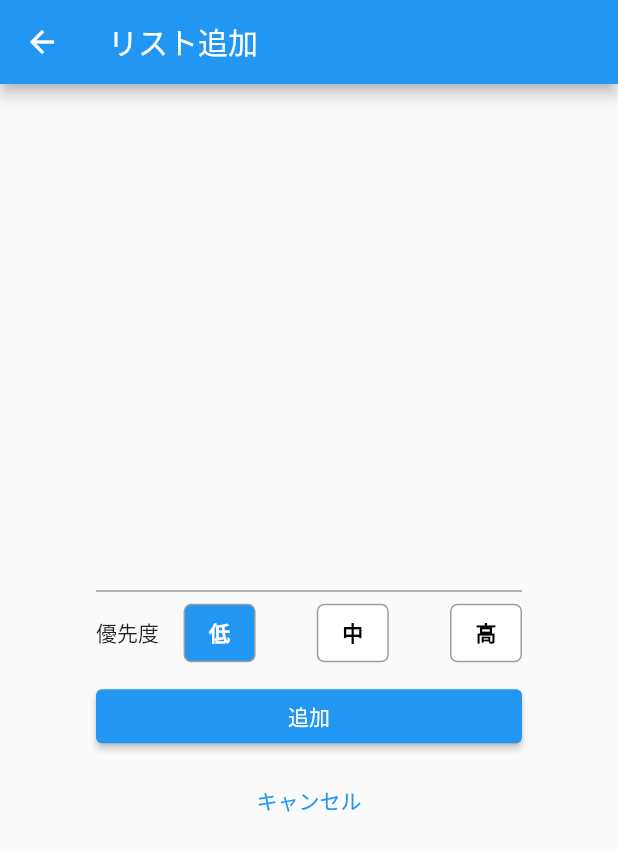
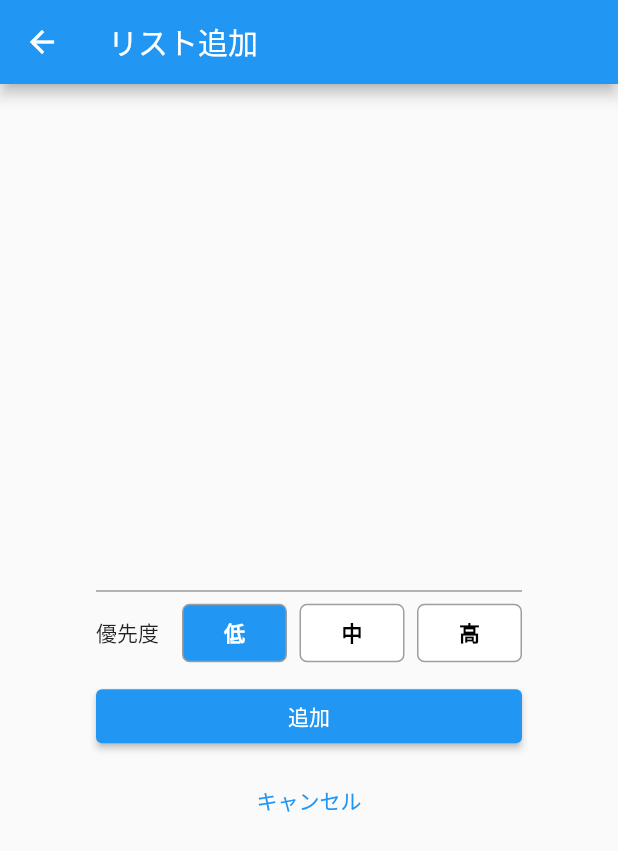
Before and after one commit to TakamuneSuda/todo-flutter, a Flutter app: the TodoAddPage screen opened directly, on a phone screen of 412 x 824 dp. Shown: the top 851 px of the screen. Run offline on Flutter 3.47's test engine with Material 2 defaults, Android fonts, the phone set to English and light mode, and no system bars; our stand-ins replace sqflite; missing offline and left inert: dart:ffi; accounts and stored records are empty.

Commit message:
ボタンのレイアウトを修正

```diff
--- a/todo/lib/main.dart
+++ b/todo/lib/main.dart
@@ -122,13 +122,12 @@ class _TodoAddPageState extends State<TodoAddPage>{
                 });
               },
             ),
-            const SizedBox(
-              height: 8,
-            ),
+            const SizedBox(height: 8,),
             Row(
               mainAxisAlignment: MainAxisAlignment.spaceBetween,
               children: [
                 Text('優先度'),
+                const SizedBox(width: 15,),
                 PriorityButton(
                   label: '低',
                   isSelected: _selectedPriority == TodoPriority.low,
@@ -260,9 +259,11 @@ class PriorityButton extends StatelessWidget {
           ),
           borderRadius: BorderRadius.circular(5),
         ),
-        padding: EdgeInsets.symmetric(horizontal: 16, vertical: 8),
+        padding: EdgeInsets.symmetric(vertical: 8),
+        width: 70,
         child: Text(
           label,
+          textAlign: TextAlign.center,
           style: TextStyle(
             color: textColor,
             fontWeight: FontWeight.bold,
```
